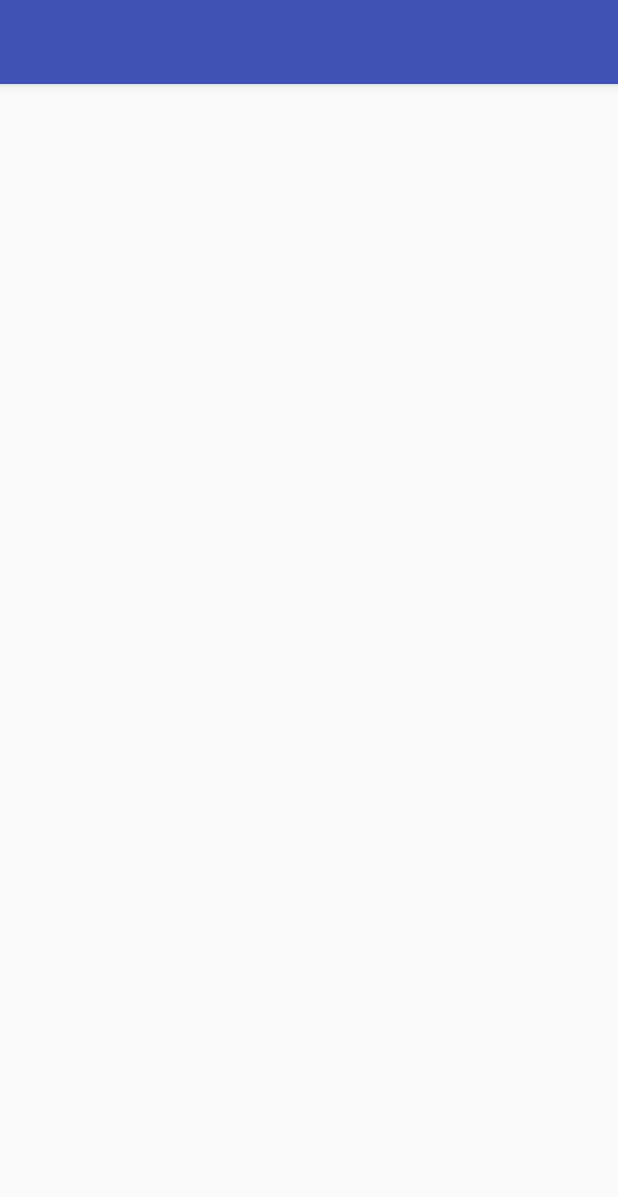
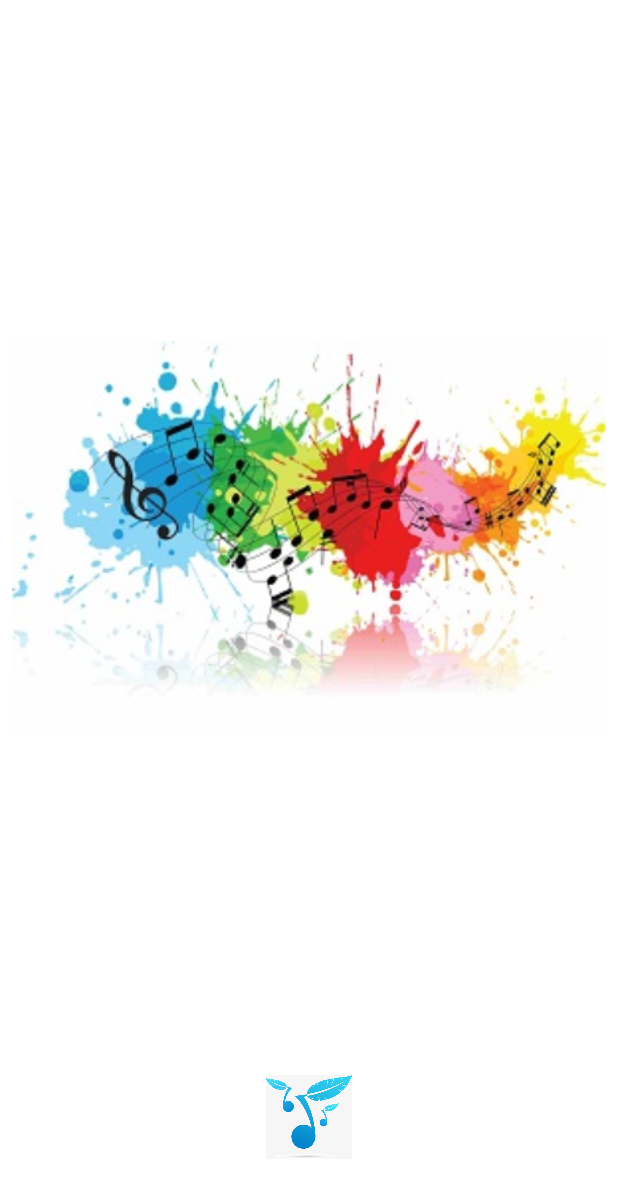
Before and after one commit to vitconpc/SoundClound_10, an Android app: the first screen one second after launch (MainActivity before the commit, SplashActivity after it), on a phone screen of 412 x 824 dp. Shown: the top 1197 px of the screen. Run offline under Robolectric (Android 15) with nearby library versions, the phone set to English and light mode, and no system bars.

Commit message:
create splash

```diff
--- a/app/src/main/AndroidManifest.xml
+++ b/app/src/main/AndroidManifest.xml
@@ -10,7 +10,7 @@
         android:roundIcon="@mipmap/ic_launcher_round"
         android:supportsRtl="true"
         android:theme="@style/AppTheme">
-        <activity android:name=".MainActivity"></activity>
+        <activity android:name=".MainActivity" />
         <activity
             android:name=".view.splash.SplashActivity"
             android:theme="@style/SplashTheme">
--- a/app/src/main/java/vn/com/example/soundclound/MainActivity.java
+++ b/app/src/main/java/vn/com/example/soundclound/MainActivity.java
@@ -1,7 +1,6 @@
 package vn.com.example.soundclound;
 
 import android.os.Bundle;
-import android.widget.Toast;
 
 import vn.com.example.soundclound.presenter.base.BasePresenter;
 import vn.com.example.soundclound.view.base.activity.BaseActivity;
@@ -24,7 +23,6 @@ public class MainActivity extends BaseActivity {
 
     @Override
     protected void initView(Bundle savedInstanceState) {
-
     }
 
 }
--- a/app/src/main/java/vn/com/example/soundclound/data/model/common/Constants.java
+++ b/app/src/main/java/vn/com/example/soundclound/data/model/common/Constants.java
@@ -4,8 +4,4 @@ import vn.com.example.soundclound.BuildConfig;
 
 public class Constants {
     public static final String CLIENT_ID = BuildConfig.CLIENT_ID;
-    public static final int REQUEST_CODE_PERMISSION = 100;
-    public static final String SAVE_PERMISSION = "SAVE_PERMISSION";
-    public static final String KEY_PERMISSION = "KEY_PERMISSION";
-
 }
--- a/app/src/main/java/vn/com/example/soundclound/view/splash/SplashActivity.java
+++ b/app/src/main/java/vn/com/example/soundclound/view/splash/SplashActivity.java
@@ -1,29 +1,17 @@
 package vn.com.example.soundclound.view.splash;
 
-import android.Manifest;
 import android.content.Intent;
-import android.content.SharedPreferences;
-import android.content.pm.PackageManager;
-import android.os.Build;
-import android.support.annotation.NavigationRes;
-import android.support.annotation.NonNull;
-import android.support.annotation.RequiresApi;
-import android.support.v7.app.AppCompatActivity;
 import android.os.Bundle;
-import android.widget.ImageView;
-
-import com.squareup.picasso.Picasso;
+import android.os.Handler;
 
 import vn.com.example.soundclound.MainActivity;
 import vn.com.example.soundclound.R;
-import vn.com.example.soundclound.data.model.common.Constants;
-import vn.com.example.soundclound.data.model.common.utils.Utils;
 import vn.com.example.soundclound.presenter.base.BasePresenter;
 import vn.com.example.soundclound.view.base.activity.BaseActivity;
 
 public class SplashActivity extends BaseActivity {
 
-    private boolean mIsPermission = false;
+    private Handler mHandler;
 
     @Override
     protected int getLayoutResource() {
@@ -35,57 +23,28 @@ public class SplashActivity extends BaseActivity {
         return null;
     }
 
-
-    @RequiresApi(api = Build.VERSION_CODES.M)
     @Override
     protected void initData(Bundle savedInstanceState) {
-        checkPermis();
+        mHandler = new Handler();
+        createDelay();
     }
 
-    @Override
-    protected void onPause() {
-        super.onPause();
-        Utils.savePermission(this, mIsPermission);
-
+    private void goToMainActivity() {
+        Intent intent = new Intent(SplashActivity.this, MainActivity.class);
+        startActivity(intent);
+        finish();
     }
 
-
-    @RequiresApi(api = Build.VERSION_CODES.M)
-    private void checkPermis() {
-            if (checkSelfPermission(Manifest.permission.READ_EXTERNAL_STORAGE) == PackageManager.PERMISSION_GRANTED) {
-                mIsPermission = true;
-                gotoMainActivity(3000);
-                return;
+    private void createDelay() {
+        mHandler.postDelayed(new Runnable() {
+            @Override
+            public void run() {
+                goToMainActivity();
             }
-            requestPermissions(new String[]{Manifest.permission.READ_EXTERNAL_STORAGE}, Constants.REQUEST_CODE_PERMISSION);
-    }
-
-    private void gotoMainActivity(int time) {
-        try {
-            Thread.sleep(time);
-            Intent intent = new Intent(SplashActivity.this, MainActivity.class);
-            startActivity(intent);
-            finish();
-
-        } catch (InterruptedException e) {
-            e.printStackTrace();
-        }
+        },3000);
     }
 
     @Override
     protected void initView(Bundle savedInstanceState) {
     }
-
-    @RequiresApi(api = Build.VERSION_CODES.M)
-    @Override
-    public void onRequestPermissionsResult(int requestCode, @NonNull String[] permissions, @NonNull int[] grantResults) {
-        super.onRequestPermissionsResult(requestCode, permissions, grantResults);
-        if (requestCode == Constants.REQUEST_CODE_PERMISSION && grantResults[0] == PackageManager.PERMISSION_GRANTED) {
-            mIsPermission = true;
-            gotoMainActivity(3000);
-            return;
-        }
-            requestPermissions(new String[]{Manifest.permission.READ_EXTERNAL_STORAGE}, Constants.REQUEST_CODE_PERMISSION);
-        gotoMainActivity(1000);
-    }
 }
--- a/app/src/main/res/layout/activity_splash.xml
+++ b/app/src/main/res/layout/activity_splash.xml
@@ -9,13 +9,13 @@
 
     <ImageView
         android:id="@+id/imageView"
-        android:layout_width="81dp"
-        android:layout_height="56dp"
-        android:layout_marginBottom="8dp"
-        android:layout_marginEnd="8dp"
-        android:layout_marginLeft="8dp"
-        android:layout_marginRight="8dp"
-        android:layout_marginStart="8dp"
+        android:layout_width="@dimen/dp_81"
+        android:layout_height="@dimen/dp_56"
+        android:layout_marginBottom="@dimen/dp_8"
+        android:layout_marginEnd="@dimen/dp_8"
+        android:layout_marginLeft="@dimen/dp_8"
+        android:layout_marginRight="@dimen/dp_8"
+        android:layout_marginStart="@dimen/dp_8"
         android:src="@drawable/icon_app"
         app:layout_constraintBottom_toTopOf="@+id/textView"
         app:layout_constraintEnd_toEndOf="parent"
@@ -25,13 +25,13 @@
         android:src="@drawable/icon_splash"
         android:id="@+id/image_splash"
         android:layout_width="match_parent"
-        android:layout_height="344dp"
-        android:layout_marginBottom="8dp"
-        android:layout_marginEnd="8dp"
-        android:layout_marginLeft="8dp"
-        android:layout_marginRight="8dp"
-        android:layout_marginStart="8dp"
-        android:layout_marginTop="8dp"
+        android:layout_height="@dimen/dp_344"
+        android:layout_marginBottom="@dimen/dp_8"
+        android:layout_marginEnd="@dimen/dp_8"
+        android:layout_marginLeft="@dimen/dp_8"
+        android:layout_marginRight="@dimen/dp_8"
+        android:layout_marginStart="@dimen/dp_8"
+        android:layout_marginTop="@dimen/dp_8"
         app:layout_constraintBottom_toTopOf="@+id/imageView"
         app:layout_constraintEnd_toEndOf="parent"
         app:layout_constraintStart_toStartOf="parent"
@@ -41,11 +41,11 @@
         android:id="@+id/textView"
         android:layout_width="wrap_content"
         android:layout_height="wrap_content"
-        android:layout_marginBottom="16dp"
-        android:layout_marginEnd="8dp"
-        android:layout_marginLeft="8dp"
-        android:layout_marginRight="8dp"
-        android:layout_marginStart="8dp"
+        android:layout_marginBottom="@dimen/dp_16"
+        android:layout_marginEnd="@dimen/dp_8"
+        android:layout_marginLeft="@dimen/dp_8"
+        android:layout_marginRight="@dimen/dp_8"
+        android:layout_marginStart="@dimen/dp_8"
         android:text="@string/app_name"
         android:textColor="@android:color/black"
         android:textSize="@dimen/sp_20"
--- a/app/src/main/res/values/dimens.xml
+++ b/app/src/main/res/values/dimens.xml
@@ -1,4 +1,9 @@
 <?xml version="1.0" encoding="utf-8"?>
 <resources>
     <dimen name="sp_20">20sp</dimen>
+    <dimen name="dp_81">81dp</dimen>
+    <dimen name="dp_56">56dp</dimen>
+    <dimen name="dp_8">8dp</dimen>
+    <dimen name="dp_344">344dp</dimen>
+    <dimen name="dp_16">16dp</dimen>
 </resources>
```
Also changed, not shown: app/src/main/java/vn/com/example/soundclound/data/model/common/utils/Utils.java (+0 -18 lines), app/src/main/java/vn/com/example/soundclound/view/base/activity/BaseActivity.java (+3 -4 lines).
